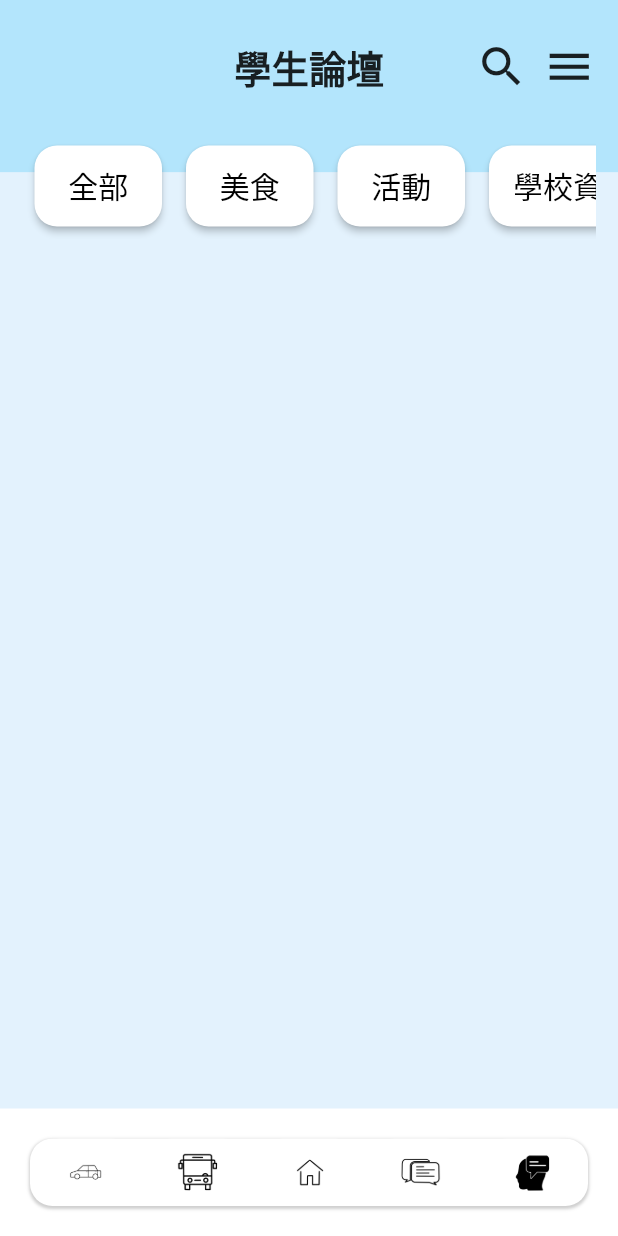
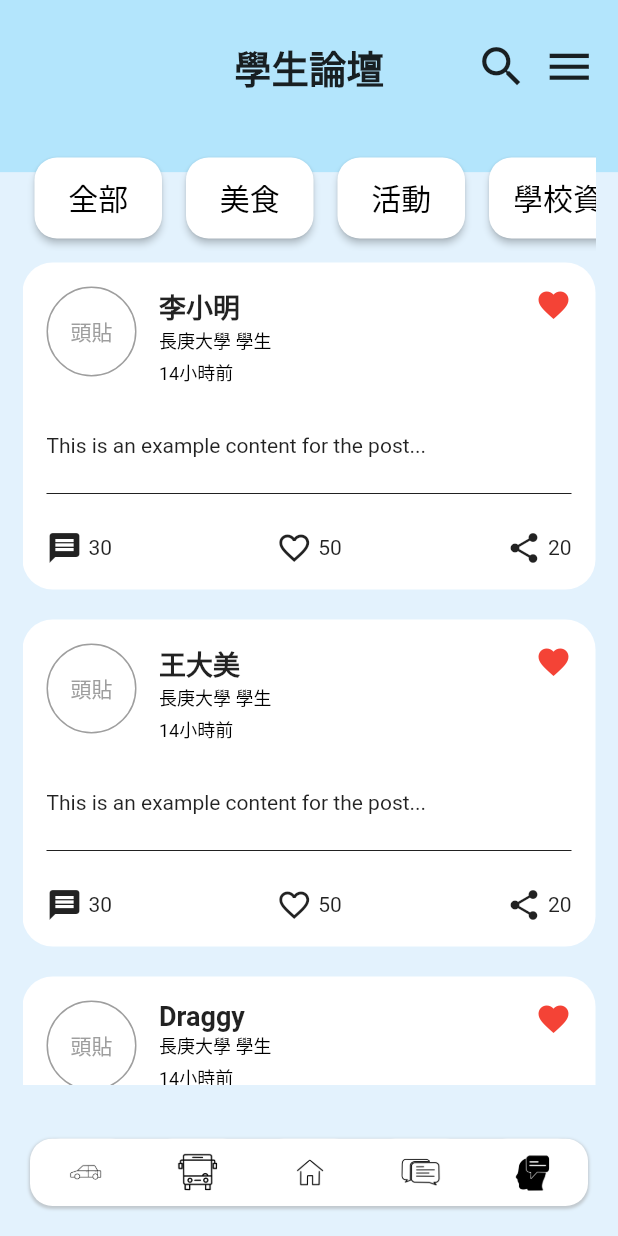
Before and after one commit to DraggyChen/pickup_flutter_app, a Flutter app: the screen it shows after launch, swiped to page 5, on a phone screen of 412 x 824 dp. Run offline on Flutter 3.47's test engine with Material 2 defaults, Android fonts, the phone set to English and light mode, and no system bars; our stand-ins replace google_maps_flutter, image_picker, mask_text_input_formatter.

Commit message:
論壇：貼文主體

```diff
--- a/lib/view/forum/forum_home.dart
+++ b/lib/view/forum/forum_home.dart
@@ -1,6 +1,7 @@
 import 'package:flutter/cupertino.dart';
 import 'package:flutter/material.dart';
 import 'package:pickup/view/forum/forum_categories.dart';
+import 'package:pickup/view/forum/forum_posts.dart';
 import 'package:pickup/view/forum/forum_topbar.dart';
 import 'package:pickup/view/trafficInfo/BlockInfo.dart';
 import 'package:pickup/view/trafficInfo/TrafficStyles.dart';
@@ -16,7 +17,7 @@ class _ForumHomeState extends State<ForumHome> {
   @override
   Widget build(BuildContext context) {
     return Scaffold(
-      backgroundColor: const Color(0XFFE3F2FD), // 深藍色
+      backgroundColor: const Color(0XFFE3F2FD), // 更淡的藍色
       body: Stack(
         children: [
           /* 先設置上方固定bar的藍色區域 */
@@ -26,7 +27,7 @@ class _ForumHomeState extends State<ForumHome> {
             right: 0,
             bottom: MediaQuery.of(context).size.height / 1.32,
             child: Container(
-              color: const Color(0XFFB3E5FC),
+              color: const Color(0XFFB3E5FC), //淡藍色
             ),
           ),
           /* 主體 */
@@ -42,7 +43,7 @@ class _ForumHomeState extends State<ForumHome> {
                 ForumTopBar(title: '學生論壇'),
                 /* 主體可滑動區域 */
                 Container(
-                  color: const Color(0XFFB3E5FC),
+                  color: const Color(0XFFB3E5FC), //淡藍色
                   child: SizedBox(
                     height: 16,
                   ), // 這里給予相同的背景顏色
@@ -51,11 +52,29 @@ class _ForumHomeState extends State<ForumHome> {
                   child: SingleChildScrollView(
                     child: Column(
                       children: [
-                        /* 篩選標籤 */
-                        Container(// 或任何你想要的高度
-                          child: ForumCategories(items: ["全部", "美食", "活動", "學校資訊"]),
+                        /* 貼文類別篩選按鈕 */
+                        SizedBox(
+                          height: 8,
                         ),
-
+                        ForumCategories(items: ["全部", "美食", "活動", "學校資訊"]),
+                        SizedBox(
+                          height: 8,
+                        ),
+                        /* 貼文 */
+                        ForumPosts(
+                          name: '李小明',
+                          content: "This is an example content for the post...",
+                        ),
+                        SizedBox(height: 20,),
+                        ForumPosts(
+                          name: '王大美',
+                          content: "This is an example content for the post...",
+                        ),
+                        SizedBox(height: 20,),
+                        ForumPosts(
+                          name: 'Draggy',
+                          content: "This is an example content for the post...",
+                        ),
                       ],
                     ),
                   ),
--- /dev/null
+++ b/lib/view/forum/forum_posts.dart
@@ -0,0 +1,91 @@
+import 'package:flutter/material.dart';
+
+import '../../utils/CircleImagePicker.dart';
+
+class ForumPosts extends StatelessWidget {
+  final String name;
+  final String content;
+
+  ForumPosts({required this.name, required this.content});
+
+  @override
+  Widget build(BuildContext context) {
+    return Container(
+      decoration: BoxDecoration(
+        color: Colors.white,  // 設置背景色為白色
+        borderRadius: BorderRadius.circular(20.0),  // 設置圓角
+      ),
+
+      child: Column(
+        children: [
+          // 第一部分
+          Padding(
+            padding: const EdgeInsets.all(16.0),
+            child: Row(
+              crossAxisAlignment: CrossAxisAlignment.start,  // 這裡設定了垂直對齊方式
+              children: [
+                Align(
+                  alignment: Alignment.centerLeft,
+                  child: CircleImagePicker(hint: "頭貼", diameter: 60),
+                ),
+                SizedBox(width: 15.0),
+                Expanded(
+                  child: Column(
+                    crossAxisAlignment: CrossAxisAlignment.start,
+                    children: [
+                      Text(name, style: TextStyle(fontWeight: FontWeight.bold, fontSize: 18)),
+                      Text("長庚大學 學生", style: TextStyle(fontSize: 12.0, color: Colors.black)),
+                      SizedBox(height: 3,),
+                      Text("14小時前", style: TextStyle(fontSize: 12.0, color: Colors.black))
+                    ],
+                  ),
+                ),
+                Icon(Icons.favorite, color: Colors.red),
+              ],
+            ),
+          ),
+          // 第二部分
+          Container(
+            padding: const EdgeInsets.all(16.0),
+            child: Align(
+              alignment: Alignment.centerLeft,  // 這裡將文字強制置左
+              child: Text(content),
+            ),
+          ),
+          /* 分隔線 */
+          Divider(color: Colors.grey.shade900, indent: 16.0, endIndent: 16.0,),
+          // 第三部分
+          Padding(
+            padding: const EdgeInsets.all(16.0),
+            child: Row(
+              mainAxisAlignment: MainAxisAlignment.spaceBetween,
+              children: [
+                Row(
+                  children: [
+                    Icon(Icons.message),
+                    SizedBox(width: 4.0),
+                    Text("30")
+                  ],
+                ),
+                Row(
+                  children: [
+                    Icon(Icons.favorite_border),
+                    SizedBox(width: 4.0),
+                    Text("50")
+                  ],
+                ),
+                Row(
+                  children: [
+                    Icon(Icons.share),
+                    SizedBox(width: 4.0),
+                    Text("20")
+                  ],
+                )
+              ],
+            ),
+          ),
+        ],
+      ),
+    );
+  }
+}
--- a/lib/view/navigation/navigation_bar.dart
+++ b/lib/view/navigation/navigation_bar.dart
@@ -25,11 +25,15 @@ class _NavigationBarState extends State<Navigation_Bar> {
       _pageController.jumpToPage(index);
     });
   }
-
+ //0XFFB3E5FC
   @override
   Widget build(BuildContext context) {
     return Scaffold(
-      backgroundColor: _selectedIndex == 0 ? const Color(0xffffffeaed): Colors.white, // 根據當前選中的頁面索引來設定背景色
+      backgroundColor: _selectedIndex == 0
+          ? const Color(0xffffffeaed)
+          : _selectedIndex == 4
+          ? const Color(0XFFE3F2FD)
+          : Colors.white, // 根據當前選中的頁面索引來設定背景色
 
       body: PageView(
         controller: _pageController,
```
